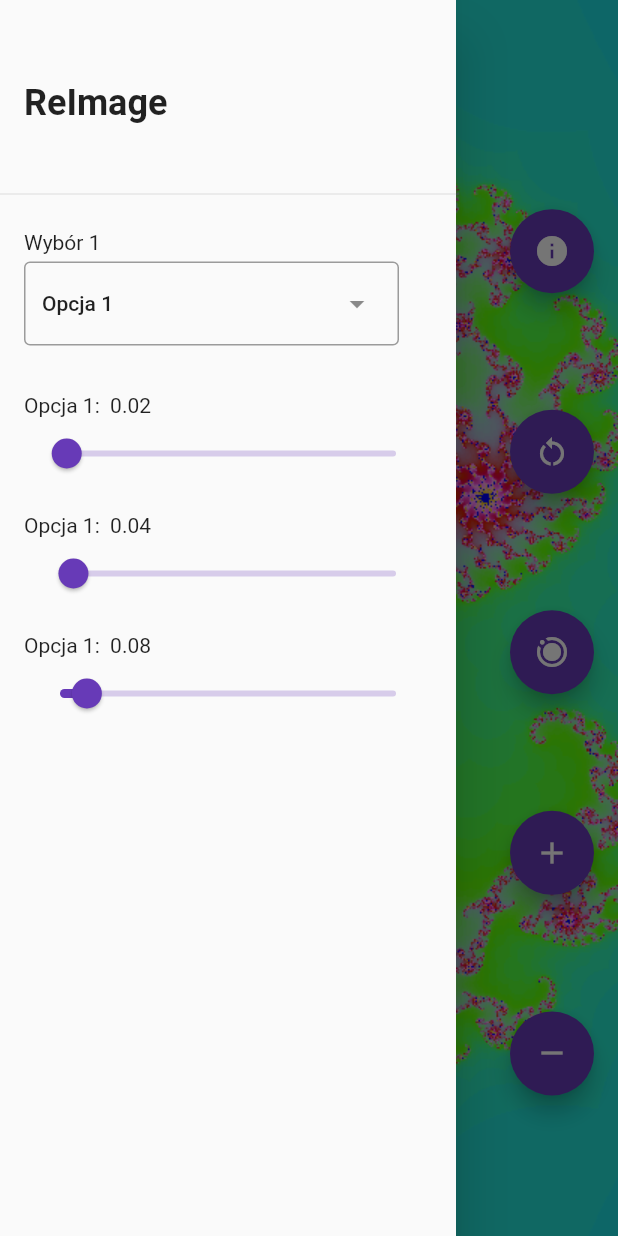
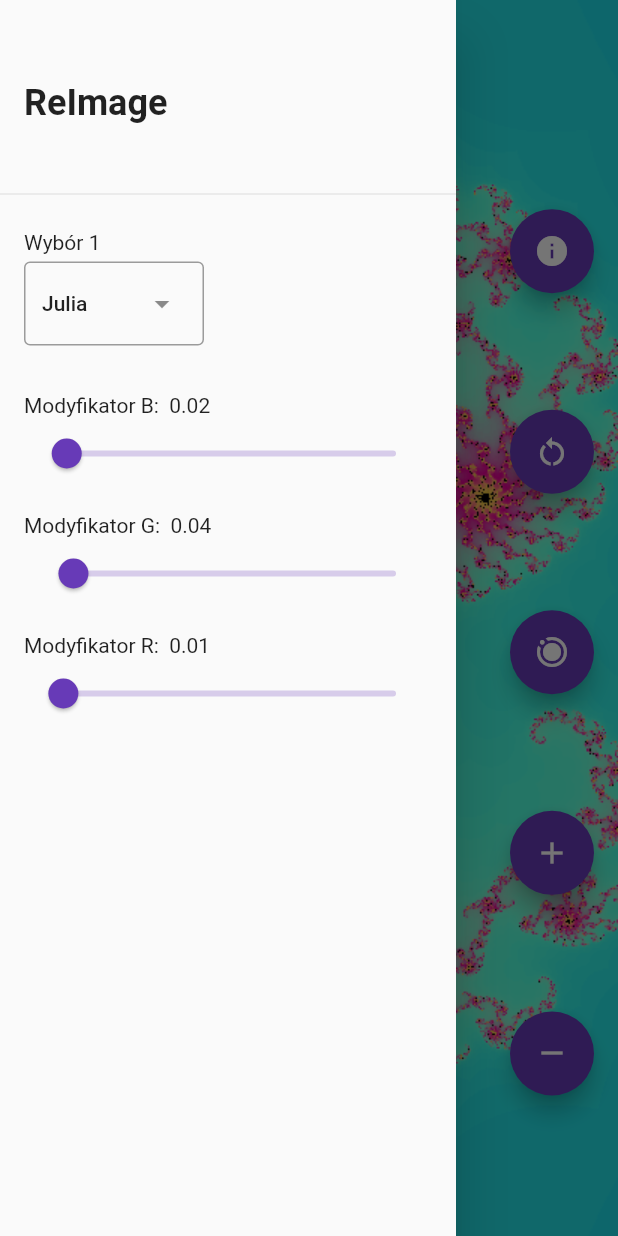
Before and after one commit to Pp-4/ReImagineMobile, a Flutter app: the screen it shows after launch, with the side drawer open, on a phone screen of 412 x 824 dp. Run offline on Flutter 3.47's test engine with Material 2 defaults, Android fonts, the phone set to English and light mode, and no system bars.

Commit message:
all camera functions
Signed-off-by: Pp-4 <39858427+Pp-4@users.noreply.github.com>

```diff
--- a/lib/aff_trans.dart
+++ b/lib/aff_trans.dart
@@ -11,7 +11,7 @@ class AffineTransformations {
   }
 
   static (Zakres, Mysz) pan(Zakres kamera, Mysz mysz) {
-    Punkt delta = mysz.pozycjaLogObecna - mysz.pozycjaLogPoprzednia;
+    Punkt delta =  mysz.pozycjaLogObecna - mysz.pozycjaLogPoprzednia;
     Zakres nowaKamera = Zakres(kamera.min - delta, kamera.max - delta);
     Mysz nowaMysz = Mysz(mysz.pozycjaFizyczna,mysz.pozycjaLogObecna, mysz.pozycjaLogPoprzednia);
     nowaMysz.pozycjaLogObecna -= delta;
@@ -53,7 +53,7 @@ class AffineTransformations {
   //converts x,y point form (min1,max1) to (min2,max2) where min1 ,max1 are source
   // range , and min2,max are destination range example : point(1,0) on (-1,-1) (1,1) range
   // will be scalled to (2,1) on (0,0)(2,2)
-    pozycja.Y = (pozycja.Y - fizyczny.max.Y).abs();
+    //pozycja.Y = (pozycja.Y - fizyczny.max.Y).abs();
     return _denormalizuj(_normalizuj(pozycja, fizyczny), logiczny);
   }
 }
--- a/lib/fractals.dart
+++ b/lib/fractals.dart
@@ -2,17 +2,19 @@ import "dart:core";
 import 'point.dart';
 //ported form c#
 
-class JuliaSet {//Magic happens here
+class CalculateSet {
+  //Magic happens here
 
   Punkt C = Punkt(0, 0), min = Punkt(-2, -2), max = Punkt(2, 2);
   int resX = 0, resY = 0;
-  int typRowniania = 0;//0 - julia, 1 - mandelbrott, 2 - phoenix, 3 - burning ship
-  late List<List<Punkt>> pointMatrix;//stores iterated coordinates
+  int typRowniania =
+      0; //0 - julia, 1 - mandelbrott, 2 - phoenix, 3 - burning ship
+  late List<List<Punkt>> pointMatrix; //stores iterated coordinates
   late List<List<double>> depthMatrix;
   //stores escape depth for each point <-this is important part that you want to do display after calling iteration function
 
-  JuliaSet(this.resX, this.resY, [Punkt? C, Punkt? min, Punkt? max,int? typRowniania]) {
-
+  CalculateSet(this.resX, this.resY,
+      [Punkt? C, Punkt? min, Punkt? max, int? typRowniania]) {
     if (C != null) this.C = C;
     if (max != null) this.max = max;
     if (min != null) this.min = min;
@@ -20,7 +22,7 @@ class JuliaSet {//Magic happens here
     resX = resX.abs();
     resY = resY.abs();
     //matrices must be generated this way, otherwise all rows will be copy of the first one
-    pointMatrix = List.generate(resX, (_) => List.filled(resY, Punkt(0,0)));
+    pointMatrix = List.generate(resX, (_) => List.filled(resY, Punkt(0, 0)));
     depthMatrix = List.generate(resX, (_) => List.filled(resY, 0.0));
     _populateMatrix();
   }
@@ -28,19 +30,35 @@ class JuliaSet {//Magic happens here
   fastIteration(int iterations) //less accurate but faster
   {
     int x = resX, y = resY;
-    for (int i = 0; i < x; i++) {
-      for (int j = 0; j < y; j++) {
-        depthMatrix[i][j] = _juliaHelp(pointMatrix[i][j], iterations);
+    if (typRowniania % 2 == 0) {
+      for (int i = 0; i < x; i++) {
+        for (int j = 0; j < y; j++) {
+          Punkt Z = pointMatrix[i][j];
+          depthMatrix[i][j] = _helpCalc(Z, C, iterations);
+        }
       }
+      return depthMatrix;
+    } else {
+      for (int i = 0; i < x; i++) {
+        for (int j = 0; j < y; j++) {
+          C = pointMatrix[i][j];
+          Punkt Z = Punkt(0, 0);
+          depthMatrix[i][j] = _helpCalc(Z, C, iterations);
+        }
+      }
+      return depthMatrix;
     }
-    return depthMatrix;
   }
 
-  double _juliaHelp(Punkt a, int iterations) {
+  double _helpCalc(Punkt z, Punkt c, int iterations) {
     //return number of iterations after which point diverges , return -1 if it doesn't
     for (int i = 0; i <= iterations; i++) {
-      if (_finalCheck(a, 2)) return i.toDouble();
-      a = _nextPoint(a, C);
+      if (_finalCheck(z, 2)) return i.toDouble();
+      if(typRowniania<2) {
+        z = _nextPoint(z, c);
+      } else {
+        z = _nextPointB(z, c);
+      }
     }
     return -1.0;
   }
@@ -50,15 +68,18 @@ class JuliaSet {//Magic happens here
     depthMatrix = List.filled(resX, List<double>.filled(resY, 0));
   }
 
-  static Punkt _nextPoint(Punkt a, Punkt c) => Punkt(a.X * a.X - a.Y * a.Y + c.X,2.0 * a.X * a.Y + c.Y);
+  static Punkt _nextPoint(Punkt a, Punkt c) => Punkt(a.X * a.X - a.Y * a.Y + c.X, 2.0 * a.X * a.Y + c.Y);//mandelbrott/julia
+  static Punkt _nextPointB(Punkt a, Punkt c) => Punkt(a.X * a.X - a.Y * a.Y + c.X, 2.0 *( a.X * a.Y).abs() + c.Y);//burning ship
   //calculate point's next position
 
-  static bool _finalCheck(Punkt a, [int escapeRadius = 2]) => a.X.abs() > escapeRadius || a.Y.abs() > escapeRadius;
+  static bool _finalCheck(Punkt a, [int escapeRadius = 2]) =>
+      a.X.abs() > escapeRadius || a.Y.abs() > escapeRadius;
   //check if point is outside escape radius
 
   _populateMatrix() {
     //2d linspace function
-    Punkt delta = Punkt((max.X-min.X)/(resX - 1),(max.Y-min.Y)/(resY - 1));
+    Punkt delta =
+        Punkt((max.X - min.X) / (resX - 1), (max.Y - min.Y) / (resY - 1));
     //print("liczenie od: $min, do: $max, delta: $delta");
     for (int i = 0; i < resX; i++) {
       for (int j = 0; j < resY; j++) {
--- a/lib/image_manipulation.dart
+++ b/lib/image_manipulation.dart
@@ -7,9 +7,9 @@ import 'fractals.dart';
 import 'point.dart';
 class Draw {
   static Future<ui.Image> makeImage( //create image object
-      int width, int height, int iteration, Punkt focus, Punkt min, Punkt max, double resolution,Kolor gradient,int rownanie) {
+      int width, int height, int iteration, Punkt focus, Punkt min, Punkt max, double resolution,Kolor gradient) {
     resolution = (resolution > 1) ? 1 : resolution;
-    JuliaSet js2 = JuliaSet((width*resolution).toInt(), (height*resolution).toInt(), focus, min, max,rownanie);
+    CalculateSet js2 = CalculateSet((width*resolution).toInt(), (height*resolution).toInt(), focus, min, max,gradient.rownanie);
     //print("rysowanie od $min, do $max");
     js2.fastIteration(iteration);
 
@@ -53,7 +53,7 @@ class Draw {
               ? (_color(temp, gradient.kolor1, 0) << 0)
               + (_color(temp, gradient.kolor2, 1) << 8)
               + (_color(temp, gradient.kolor3, 2) << 16)
-              + 0xff000000 : 0xffff0000;//-1 is colored white , 0 is colored black
+              + 0xff000000 : 0xff000000;//-1 is colored white , 0 is colored black
         }
       }
     }
--- a/lib/point.dart
+++ b/lib/point.dart
@@ -1,6 +1,6 @@
 import "dart:ui";
 import "dart:math" as math;
-
+import "aff_trans.dart";
 class Punkt {
   //object for handling pairs of coords with basic operator overloads
   double X, Y;
@@ -63,8 +63,17 @@ class Zakres {
 class Mysz {
   Punkt pozycjaFizyczna,pozycjaLogObecna,pozycjaLogPoprzednia;
   Mysz(this.pozycjaFizyczna,this.pozycjaLogObecna,this.pozycjaLogPoprzednia);
+  void aktualizuj(Offset pozycjaFizycznaMyszki,Zakres fizyczny,Zakres logiczny,{bool odwracanieOsiY = false}){
+    pozycjaFizyczna = Punkt.offset(pozycjaFizycznaMyszki);
+    if(odwracanieOsiY) {
+      pozycjaFizyczna.Y = (pozycjaFizyczna.Y - fizyczny.max.Y).abs();
+    }
+    pozycjaLogPoprzednia = pozycjaLogObecna;
+    pozycjaLogObecna = AffineTransformations.positionMap(pozycjaFizyczna, fizyczny, logiczny);
+  }
 }
 class Kolor {
   double kolor1,kolor2,kolor3;
-  Kolor(this.kolor1,this.kolor2,this.kolor3);
+  int rownanie;
+  Kolor(this.kolor1,this.kolor2,this.kolor3,this.rownanie);
 }
--- a/lib/status.dart
+++ b/lib/status.dart
@@ -9,10 +9,9 @@ class Status {
   Mysz mysz;
   int maxLiczbaIteracji;
   final int maxLiczbaIteracjiPocz;
-  double skalaPocz = 1.0, tempoSkali = 1.0, skala = 1.0;
+  double scaleInitial = 1.0, prevScaleFactor = 1.0, scaleTotal = 1.0,currScaleFactor = 1.0;
   double rozdzielczosc = 1; //doesnt work right now , dont change
-  static Kolor kolory = Kolor(0.02,0.04, 0.08);
-  static int rownanie = 0;
+  static Kolor kolory = Kolor(0.02, 0.04, 0.01, 0);
   Status(
     this.blokadaZmianyC,
     this.dragLock,
@@ -34,7 +33,7 @@ class Status {
     outputMessage += "Zmiana C ${blokadaZmianyC ? "nieaktywna" : "aktywna"} \n";
     outputMessage += "Współrzedne C $C\n";
     outputMessage += "Pozycja ${(kamera.min+kamera.max)/2}\n";
-    outputMessage += "Przybliżenie ${skala}x \n";
+    outputMessage += "Przybliżenie ${scaleTotal}x \n";
     outputMessage += "Liczba iteracji: $maxLiczbaIteracji\n";
     outputMessage += "Min: ${kamera.min}\nMax: ${kamera.max}\n";
     //outputMessage += "initialScale $initialScale\nscaleFactor $scaleFactor\ncurrentScale $currentScale\n";
@@ -46,8 +45,8 @@ class Status {
   reset() {
     C = _poczC;
     maxLiczbaIteracji = maxLiczbaIteracjiPocz;
-    skalaPocz = 1.0;
-    skala = 1.0;
+    scaleInitial = 1.0;
+    scaleTotal = 1.0;
     kamera = kameraPocz;
     mysz = Mysz(Punkt(0,0),Punkt(0,0),Punkt(0,0));
     addInfo = "";
--- a/lib/widgets/my_dropdown.dart
+++ b/lib/widgets/my_dropdown.dart
@@ -33,7 +33,7 @@ class _MyDropdownState extends State<MyDropdown> {
         Text(widget.title),
         SizedBox(height: 5,),
         DropdownMenu<String>(
-          width: 250,
+          width: 120,
           initialSelection: widget.list.first,
           onSelected: (String? value) {
             setState(() {
--- a/lib/widgets/options_bar.dart
+++ b/lib/widgets/options_bar.dart
@@ -1,15 +1,15 @@
 import 'package:flutter/material.dart';
 import 'package:reimagine_mobile/point.dart';
 import 'package:reimagine_mobile/widgets/my_dropdown.dart';
-import '/point.dart';
 
 class OptionsBar extends StatefulWidget {
   OptionsBar({Key? key}) : super(key: key);
 
   @override
   State<OptionsBar> createState() => _OptionsBarState();
-  Kolor kolor = Kolor(0, 0, 0);
-  MyDropdown dropdown = MyDropdown(title:"Wybór 1",list: ["Opcja 1","Opcja 2","Opcja 3","Opcja 4"]);
+  Kolor kolor = Kolor(0, 0, 0, 0);
+  MyDropdown dropdown = MyDropdown(title:"Wybór 1",list: const ["Julia","Mandelbrott","Płonący statek","Płonący statek - Julia"]);
+  var update = (){};
 }
 
 class _OptionsBarState extends State<OptionsBar> {
@@ -33,7 +33,7 @@ class _OptionsBarState extends State<OptionsBar> {
 
 
           alignment: Alignment.centerLeft,
-          child: Text("ReImage",style: TextStyle(fontSize: 24,fontWeight: FontWeight.w700),),
+          child: const Text("ReImage",style: TextStyle(fontSize: 24,fontWeight: FontWeight.w700),),
         )),
       );
     }
@@ -49,12 +49,13 @@ class _OptionsBarState extends State<OptionsBar> {
               child: Column(
                   crossAxisAlignment: CrossAxisAlignment.start,
                   children: [
-                Text("Opcja 1:  " + double.parse((widget.kolor.kolor1).toStringAsFixed(2)).toString(),),
+                Text("Modyfikator B:  ${double.parse((widget.kolor.kolor1).toStringAsFixed(2))}",),
                 Slider(value: widget.kolor.kolor1 , onChanged: (double value){
                   setState(() {
                     widget.kolor.kolor1 = value;
+                    widget.update();
                   });
-                },min: 0,max: 1,label: "Opcja 1: " + widget.kolor.kolor1.toString(),),
+                },min: 0,max: 1,label: "Modyfikator B: ${widget.kolor.kolor1}",),
               ]),
             ),
             Padding(
@@ -62,12 +63,13 @@ class _OptionsBarState extends State<OptionsBar> {
               child: Column(
                   crossAxisAlignment: CrossAxisAlignment.start,
                   children: [
-                    Text("Opcja 1:  " + double.parse((widget.kolor.kolor2).toStringAsFixed(2)).toString(),),
+                    Text("Modyfikator G:  ${double.parse((widget.kolor.kolor2).toStringAsFixed(2))}",),
                     Slider(value: widget.kolor.kolor2 , onChanged: (double value){
                       setState(() {
                         widget.kolor.kolor2 = value;
+                        widget.update();
                       });
-                    },min: 0,max: 1,label: "Opcja 1: " + widget.kolor.kolor2.toString(),),
+                    },min: 0,max: 1,label: "Modyfikator G: ${widget.kolor.kolor2}",),
                   ]),
             ),
 
@@ -76,12 +78,13 @@ class _OptionsBarState extends State<OptionsBar> {
               child: Column(
                   crossAxisAlignment: CrossAxisAlignment.start,
                   children: [
-                    Text("Opcja 1:  " + double.parse((widget.kolor.kolor3).toStringAsFixed(2)).toString(),),
+                    Text("Modyfikator R:  ${double.parse((widget.kolor.kolor3).toStringAsFixed(2))}",),
                     Slider(value: widget.kolor.kolor3 , onChanged: (double value){
                       setState(() {
                         widget.kolor.kolor3 = value;
+                        widget.update();
                       });
-                    },min: 0,max: 1,label: "Opcja 1: " + widget.kolor.kolor3.toString(),),
+                    },min: 0,max: 1,label: "Modyfikator R: ${widget.kolor.kolor3}",),
                   ]),
             ),
 
```
Also changed, not shown: lib/main.dart (+63 -62 lines).
